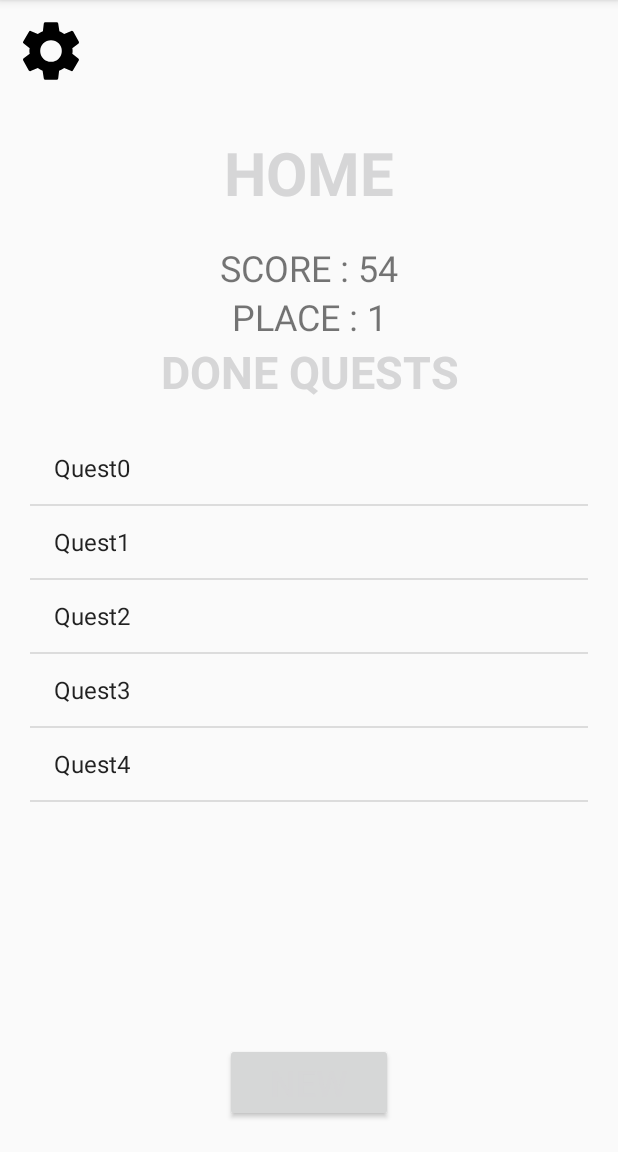
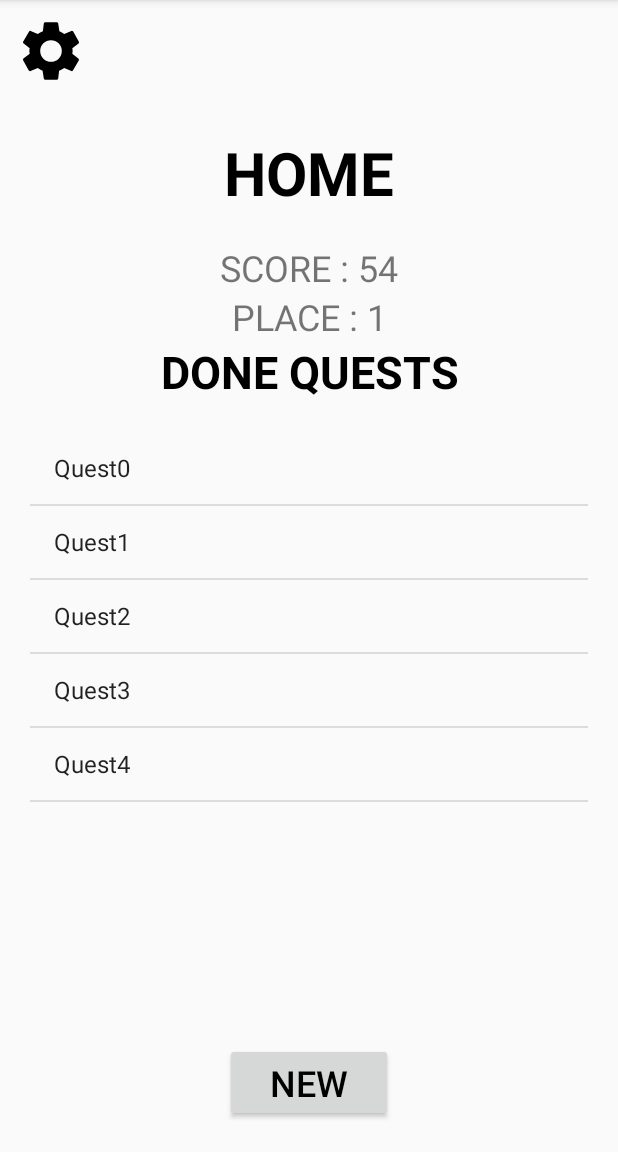
Before and after one commit to Mathless/MuseumQuests, an Android app: the Home screen opened directly, with no data from a screen before it, on a phone screen of 412 x 824 dp, the part 84-1236 px from its top. Run offline under Robolectric (Android 15) with nearby library versions, the phone set to English and light mode, and no system bars; libraries missing offline, so code that uses them is left out: com.example.

Commit message:
upgrade design

```diff
--- a/app/src/main/res/layout/activity_home.xml
+++ b/app/src/main/res/layout/activity_home.xml
@@ -21,7 +21,8 @@
                   android:textAlignment="center"
                   android:textSize="40sp"
                   android:textStyle="bold"
-                  android:layout_margin="20dp" android:textColor="@color/material_redA400"/>
+                  android:layout_margin="20dp"
+                  android:textColor="@color/black"/>
         <TextView android:layout_width="match_parent"
                   android:layout_height="wrap_content"
                   android:text="SCORE : 54"
@@ -43,7 +44,7 @@
                   android:textStyle="bold"
                   android:textAlignment="center"
                   android:textSize="30sp"
-                  android:textColor="@color/material_blueA700"/>
+                  android:textColor="@color/black"/>
     </LinearLayout>
 
             <ListView android:layout_width="match_parent"
@@ -52,8 +53,7 @@
                       android:layout_below="@id/llhome"
                       android:id="@+id/listofquests"
                       android:scrollbars="vertical"
-                      android:layout_margin="20dp
-"
+                      android:layout_margin="20dp"
             />
 
     <!--</ScrollView>-->
@@ -66,6 +66,6 @@
             android:gravity="center"
             android:layout_alignParentBottom="true"
             android:layout_margin="20dp"
-            android:layout_centerHorizontal="true" android:textColor="@color/material_redA400"/>
+            android:layout_centerHorizontal="true" android:textColor="@color/black"/>
 
 </RelativeLayout>
--- a/app/src/main/res/layout/activity_quest_info.xml
+++ b/app/src/main/res/layout/activity_quest_info.xml
@@ -24,7 +24,7 @@
                 android:layout_height="wrap_content"
                 android:id="@+id/text_questname"
                 android:layout_gravity="center"
-                android:textColor="@color/material_redA400"
+                android:textColor="@color/black"
                 android:textSize="36sp"
         />
         <TextView
@@ -33,7 +33,7 @@
                 android:layout_height="wrap_content"
                 android:id="@+id/text_i"
                 android:layout_gravity="center"
-                android:textColor="@color/md_blueA400"
+                android:textColor="@color/black"
                 android:textSize="30sp"
 
         />
@@ -66,7 +66,7 @@
             android:id="@+id/button_start"
             android:layout_margin="10dp"
             android:layout_alignParentBottom="true"
-            android:textSize="24sp" android:textColor="@color/material_redA400" android:layout_marginTop="10dp"
+            android:textSize="24sp" android:textColor="@color/black" android:layout_marginTop="10dp"
             android:layout_marginStart="10dp" android:layout_marginEnd="10dp" android:layout_marginBottom="10dp"/>
 
 
--- a/app/src/main/res/layout/activity_quest_list.xml
+++ b/app/src/main/res/layout/activity_quest_list.xml
@@ -25,7 +25,7 @@
                 android:shadowDy="1"
                 android:shadowRadius="1"
                 android:textStyle="bold"
-                android:textColor="@color/material_redA400"
+                android:textColor="@color/black"
                 android:id="@+id/quest_list_title"
                 android:background="@drawable/rectangle"
                 android:gravity="center"
--- a/app/src/main/res/layout/activity_question.xml
+++ b/app/src/main/res/layout/activity_question.xml
@@ -14,7 +14,7 @@
             android:layout_height="wrap_content"
             android:id="@+id/text_question"
             android:layout_centerHorizontal="true"
-            android:textColor="@color/material_redA400"
+            android:textColor="@color/black"
             android:textSize="36sp"
             android:layout_margin="20dp"
             />
--- a/app/src/main/res/layout/activity_result.xml
+++ b/app/src/main/res/layout/activity_result.xml
@@ -22,7 +22,7 @@
               android:textSize="40sp"
               android:textStyle="bold"
               android:layout_below="@id/schquestinfo"
-              android:textColor="@color/material_redA400"
+              android:textColor="@color/black"
     />
     <TextView android:layout_width="match_parent"
               android:layout_height="wrap_content"
@@ -49,6 +49,6 @@
             android:textSize="24sp"
             android:layout_alignParentBottom="true"
             android:layout_centerHorizontal="true"
-            android:textColor="@color/material_redA400"
+            android:textColor="@color/black"
             android:layout_margin="20dp"/>
 </RelativeLayout>
--- a/app/src/main/res/values/colors.xml
+++ b/app/src/main/res/values/colors.xml
@@ -7,4 +7,5 @@
     <color name="black">#000000</color>
     <color name="bordersColor">#D81B1B</color>
     <color name="startButtonColor">#F07070</color>
+    <color name="material_redA400">#00C50909</color>
 </resources>
```
